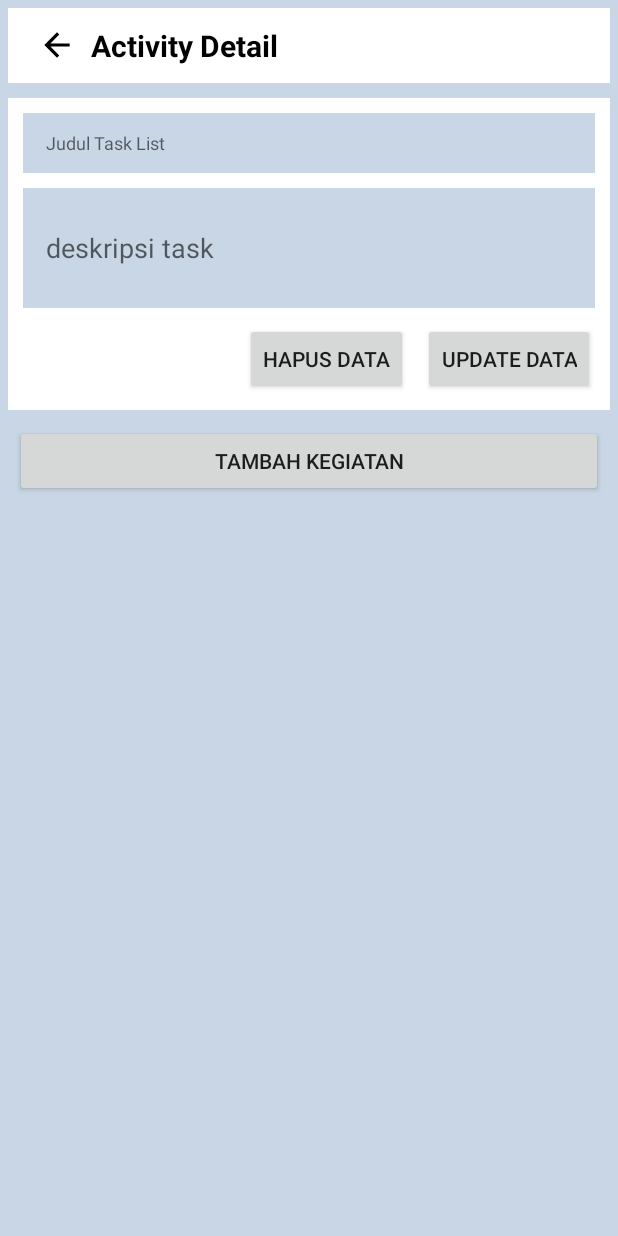
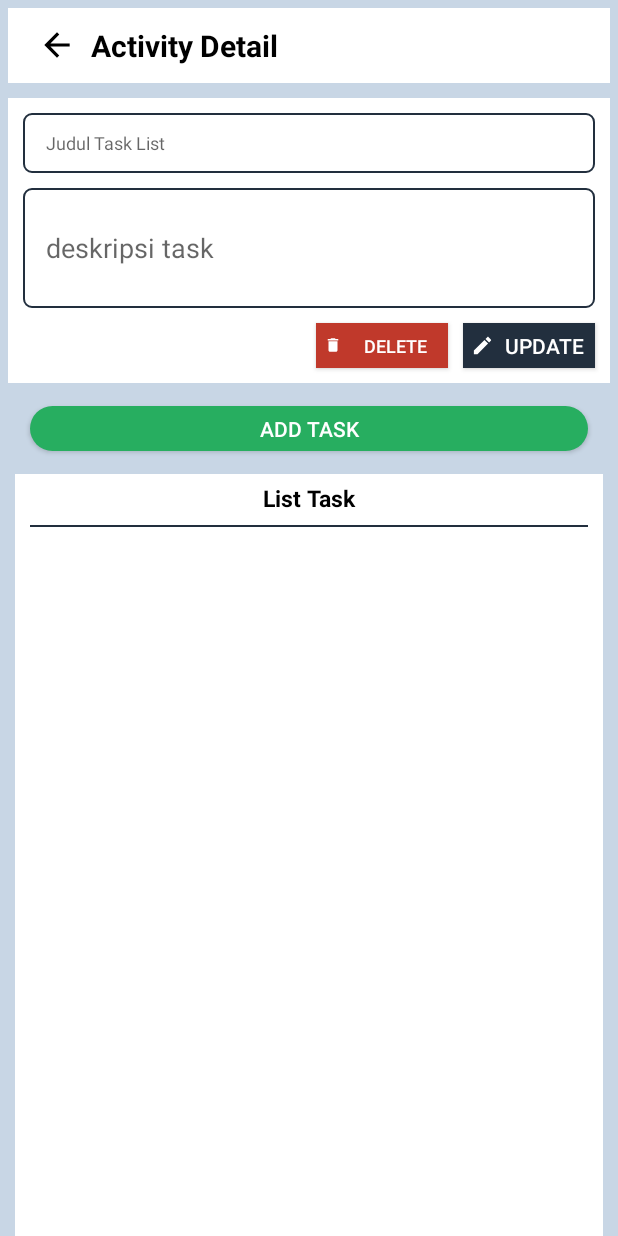
Before and after one commit to imamdwicahyo/MyActProject, an Android app: the TaskDetail screen opened directly, with no data from a screen before it, on a phone screen of 412 x 824 dp. Run offline under Robolectric (Android 15) with nearby library versions, the phone set to English and light mode, and no system bars; our stand-ins replace Room's generated code; 3 statements that could not run were skipped.

Commit message:
Update view task detail

```diff
--- a/app/src/main/java/com/idea/idc/myacts/entity/TaskItem.java
+++ b/app/src/main/java/com/idea/idc/myacts/entity/TaskItem.java
@@ -15,7 +15,8 @@ import java.util.Date;
 @Entity(tableName = "task_item",
         foreignKeys = @ForeignKey(entity = TaskList.class,
                                   parentColumns = "id_list",
-                                  childColumns = "id_list"))
+                                  childColumns = "id_list"
+                                  ))
 public class TaskItem {
     @PrimaryKey(autoGenerate = true)
     private int id_task;
--- a/app/src/main/java/com/idea/idc/myacts/view/HomeActivity.java
+++ b/app/src/main/java/com/idea/idc/myacts/view/HomeActivity.java
@@ -43,7 +43,7 @@ public class HomeActivity extends AppCompatActivity implements BottomNavigationV
         final Intent intent = getIntent();
         String message = intent.getStringExtra("DATAINTENT");
 
-        if (message == "task_fragment"){
+        if (message != ""){
             loadFragment(new TaskFragment());
         }else{
             // set default fragment
--- a/app/src/main/java/com/idea/idc/myacts/view/TaskDetail.java
+++ b/app/src/main/java/com/idea/idc/myacts/view/TaskDetail.java
@@ -16,6 +16,7 @@ import android.view.View;
 import android.widget.Button;
 import android.widget.DatePicker;
 import android.widget.EditText;
+import android.widget.ImageView;
 import android.widget.TextView;
 import android.widget.TimePicker;
 import android.widget.Toast;
@@ -122,6 +123,16 @@ public class TaskDetail extends AppCompatActivity {
                 startActivity(intent1);
 
                 Toast.makeText(getApplicationContext(),"Data berhasil di ubah", Toast.LENGTH_SHORT).show();
+            }
+        });
+
+        ImageView btn_back = findViewById(R.id.btn_back);
+        btn_back.setOnClickListener(new View.OnClickListener() {
+            @Override
+            public void onClick(View v) {
+                Intent intent1 = new Intent(TaskDetail.this, HomeActivity.class);
+                intent1.putExtra("DATAINTENT","task_fragment");
+                startActivity(intent1);
             }
         });
 
--- /dev/null
+++ b/app/src/main/res/drawable/ic_add_box_black_24dp.xml
@@ -0,0 +1,5 @@
+<vector android:height="15dp" android:tint="#FFFFFF"
+    android:viewportHeight="24.0" android:viewportWidth="24.0"
+    android:width="15dp" xmlns:android="http://schemas.android.com/apk/res/android">
+    <path android:fillColor="#FF000000" android:pathData="M19,3L5,3c-1.11,0 -2,0.9 -2,2v14c0,1.1 0.89,2 2,2h14c1.1,0 2,-0.9 2,-2L21,5c0,-1.1 -0.9,-2 -2,-2zM17,13h-4v4h-2v-4L7,13v-2h4L11,7h2v4h4v2z"/>
+</vector>
--- /dev/null
+++ b/app/src/main/res/drawable/ic_delete_black_24dp.xml
@@ -0,0 +1,5 @@
+<vector android:height="12dp" android:tint="#FFFFFF"
+    android:viewportHeight="24.0" android:viewportWidth="24.0"
+    android:width="12dp" xmlns:android="http://schemas.android.com/apk/res/android">
+    <path android:fillColor="#FF000000" android:pathData="M6,19c0,1.1 0.9,2 2,2h8c1.1,0 2,-0.9 2,-2V7H6v12zM19,4h-3.5l-1,-1h-5l-1,1H5v2h14V4z"/>
+</vector>
--- /dev/null
+++ b/app/src/main/res/drawable/ic_edit_black_24dp.xml
@@ -0,0 +1,5 @@
+<vector android:height="15dp" android:tint="#FFFFFF"
+    android:viewportHeight="24.0" android:viewportWidth="24.0"
+    android:width="15dp" xmlns:android="http://schemas.android.com/apk/res/android">
+    <path android:fillColor="#FF000000" android:pathData="M3,17.25V21h3.75L17.81,9.94l-3.75,-3.75L3,17.25zM20.71,7.04c0.39,-0.39 0.39,-1.02 0,-1.41l-2.34,-2.34c-0.39,-0.39 -1.02,-0.39 -1.41,0l-1.83,1.83 3.75,3.75 1.83,-1.83z"/>
+</vector>
--- /dev/null
+++ b/app/src/main/res/drawable/style_button1.xml
@@ -0,0 +1,9 @@
+<?xml version="1.0" encoding="utf-8"?>
+<selector xmlns:android="http://schemas.android.com/apk/res/android">
+    <item>
+        <shape android:shape="rectangle">
+            <solid android:color="@color/btn_green"></solid>
+            <corners android:radius="20dp"/>
+        </shape>
+    </item>
+</selector>
--- /dev/null
+++ b/app/src/main/res/drawable/style_input_text.xml
@@ -0,0 +1,10 @@
+<?xml version="1.0" encoding="utf-8"?>
+<selector xmlns:android="http://schemas.android.com/apk/res/android">
+    <item>
+        <shape android:shape="rectangle">
+            <solid android:color="@android:color/white"></solid>
+            <stroke android:color="@color/greyTheme" android:width="1dp"/>
+            <corners android:radius="5dp"/>
+        </shape>
+    </item>
+</selector>
--- a/app/src/main/res/layout/activity_task_detail.xml
+++ b/app/src/main/res/layout/activity_task_detail.xml
@@ -22,6 +22,7 @@
             android:gravity="center_vertical">
 
             <ImageView
+                android:id="@+id/btn_back"
                 android:layout_width="25dp"
                 android:layout_height="25dp"
                 android:layout_marginLeft="20dp"
@@ -58,7 +59,7 @@
                 android:hint="Judul Task List"
                 android:textSize="12dp"
                 android:paddingLeft="15dp"
-                android:background="@color/backtheme"/>
+                android:background="@drawable/style_input_text"/>
 
             <RelativeLayout
                 android:layout_width="match_parent"
@@ -77,27 +78,38 @@
                     android:hint="deskripsi task"
                     android:gravity="center_vertical"
                     android:paddingLeft="15dp"
-                    android:background="@color/backtheme"/>
+                    android:background="@drawable/style_input_text"/>
 
                 <Button
                     android:id="@+id/btn_update_list"
                     android:layout_width="wrap_content"
-                    android:layout_height="wrap_content"
+                    android:layout_height="30dp"
                     android:layout_below="@id/txt_desc"
                     android:layout_marginRight="10dp"
                     android:layout_marginBottom="10dp"
                     android:layout_alignParentRight="true"
-                    android:text="update data"/>
+                    android:text="Update"
+                    android:textColor="@android:color/white"
+                    android:background="@color/greyTheme"
+                    android:drawablePadding="5dp"
+                    android:paddingLeft="5dp"
+                    android:paddingRight="5dp"
+                    android:drawableLeft="@drawable/ic_edit_black_24dp"/>
 
                 <Button
                     android:id="@+id/btn_hapus_list"
                     android:layout_width="wrap_content"
-                    android:layout_height="wrap_content"
+                    android:layout_height="30dp"
                     android:layout_below="@id/txt_desc"
                     android:layout_marginRight="10dp"
-                    android:layout_marginBottom="10dp"
                     android:layout_toLeftOf="@id/btn_update_list"
-                    android:text="Hapus data"/>
+                    android:background="@color/btn_red"
+                    android:drawableLeft="@drawable/ic_delete_black_24dp"
+                    android:paddingLeft="5dp"
+                    android:paddingRight="0dp"
+                    android:text="Delete"
+                    android:textColor="@android:color/white"
+                    android:textSize="12dp" />
 
             </RelativeLayout>
 
@@ -106,19 +118,51 @@
         <Button
             android:id="@+id/btn_add_task"
             android:layout_width="match_parent"
-            android:layout_height="wrap_content"
-            android:layout_marginTop="10dp"
-            android:layout_marginHorizontal="10dp"
-            android:text="Tambah Kegiatan"
-            android:layout_below="@id/title_taksList"/>
+            android:layout_height="30dp"
+            android:layout_marginTop="15dp"
+            android:layout_marginHorizontal="20dp"
+            android:text="Add Task"
+            android:textColor="@android:color/white"
+            android:layout_below="@id/title_taksList"
+            android:background="@drawable/style_button1"
+            android:gravity="center"/>
 
-        <android.support.v7.widget.RecyclerView
-            android:id="@+id/recycler_taskItem"
+        <LinearLayout
             android:layout_width="match_parent"
             android:layout_height="match_parent"
             android:layout_below="@id/btn_add_task"
-            android:layout_marginTop="10dp"
-            />
+            android:layout_marginTop="15dp"
+            android:layout_marginHorizontal="10dp"
+            android:background="@android:color/white"
+            android:orientation="vertical">
+
+            <TextView
+                android:layout_width="match_parent"
+                android:layout_height="wrap_content"
+                android:layout_marginTop="5dp"
+                android:text="List Task"
+                android:textSize="15dp"
+                android:textColor="@android:color/black"
+                android:textStyle="bold"
+                android:textAlignment="center"/>
+
+            <LinearLayout
+                android:layout_width="match_parent"
+                android:layout_height="1dp"
+                android:layout_marginTop="7dp"
+                android:layout_marginHorizontal="10dp"
+                android:background="@color/greyTheme"/>
+
+            <android.support.v7.widget.RecyclerView
+                android:id="@+id/recycler_taskItem"
+                android:layout_width="match_parent"
+                android:layout_height="match_parent"
+                android:layout_marginTop="10dp"
+                />
+
+        </LinearLayout>
+
+
 
 
     </RelativeLayout>
--- a/app/src/main/res/layout/item_task_list.xml
+++ b/app/src/main/res/layout/item_task_list.xml
@@ -26,7 +26,8 @@
                 android:textStyle="bold"
                 android:layout_marginLeft="20dp"
                 android:text="Task List Name"
-                android:textSize="18dp"/>
+                android:textSize="18dp"
+                android:textColor="@color/greyTheme"/>
 
             <CheckBox
                 android:id="@+id/check_taskList"
--- a/app/src/main/res/values/colors.xml
+++ b/app/src/main/res/values/colors.xml
@@ -2,11 +2,14 @@
 <resources>
     <color name="colorPrimary">#008577</color>
     <color name="colorPrimaryDark">#222f3e</color>
-    <color name="colorAccent">#D81B60</color>
+    <color name="colorAccent">#222f3e</color>
 
     //costume
     <color name="greyTheme">#222f3e</color>
     <color name="backtheme">#c8d6e5</color>
+    <color name="backtheme2">#dcdde1</color>
+    <color name="btn_red">#c0392b</color>
+    <color name="btn_green">#27ae60</color>
 
 
     <!-- dots inactive colors -->
```
Also changed, not shown: app/src/main/java/com/idea/idc/myacts/view/fragment/HomeFragment.java (+30 -1 lines), app/src/main/res/layout/dialog_task_item.xml (+29 -12 lines), app/src/main/res/layout/fragment_home.xml (+10 -3 lines).
